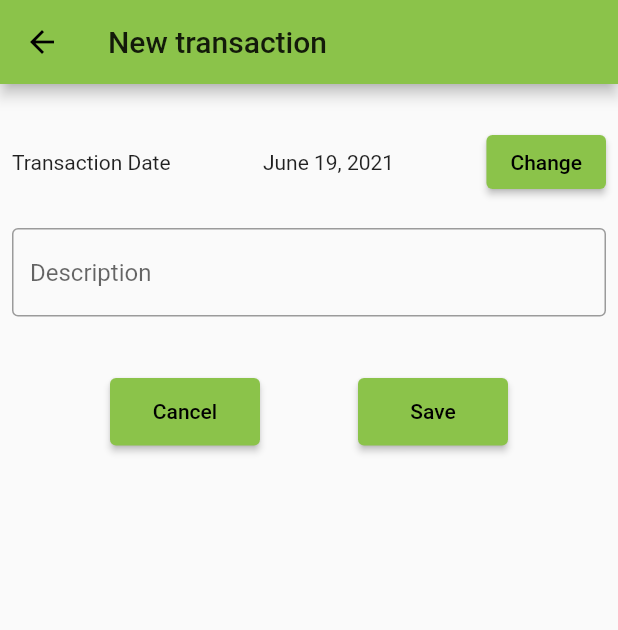
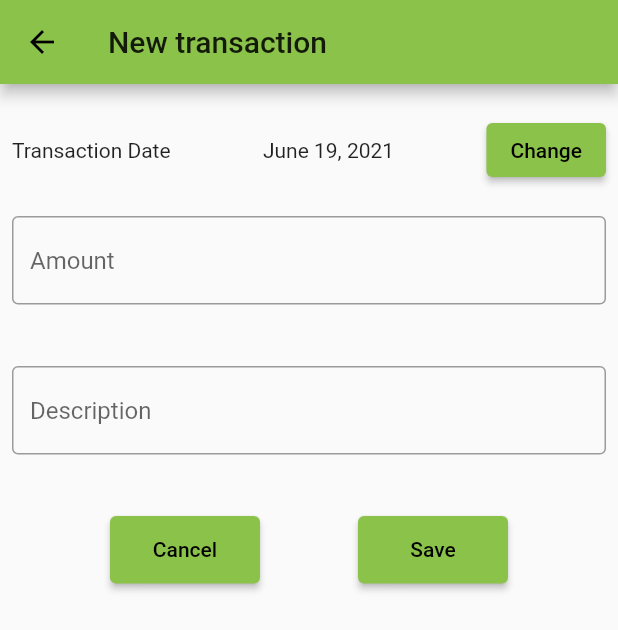
Before and after one commit to anoopramanujam/butterfly_finance, a Flutter app: the TransactionScreen screen opened directly, on a phone screen of 412 x 824 dp. Shown: the top 630 px of the screen. Run offline on Flutter 3.47's test engine with Material 2 defaults, Android fonts, the phone set to English and light mode, and no system bars.

Commit message:
Add new transaction screen

```diff
--- a/lib/common/my_date_picker.dart
+++ b/lib/common/my_date_picker.dart
@@ -2,9 +2,10 @@ import 'package:flutter/material.dart';
 import '../../utils/constants.dart';
 
 class MyDatePicker extends StatelessWidget {
-  MyDatePicker({Key? key, required this.onDateChange});
+  MyDatePicker(
+      {Key? key, required this.onDateChange, required this.selectedDate});
 
-  final DateTime selectedDate = DateTime.now();
+  final DateTime selectedDate;
   final Function onDateChange;
 
   Future<void> _selectDate(BuildContext context) async {
--- a/lib/common/my_textfield.dart
+++ b/lib/common/my_textfield.dart
@@ -2,23 +2,29 @@ import 'package:flutter/material.dart';
 import '../utils/constants.dart';
 
 class MyTextField extends StatelessWidget {
-  MyTextField({Key? key, this.hintText = '', required this.controller})
+  MyTextField(
+      {Key? key,
+      this.hintText = '',
+      required this.controller,
+      this.isNumeric = false})
       : super(key: key);
 
   final TextEditingController controller;
   final hintText;
+  final isNumeric;
 
   @override
   Widget build(BuildContext context) {
     return SizedBox(
       height: Constants.textFieldHeight,
+      width: double.infinity,
       child: TextField(
-        controller: controller,
-        decoration: InputDecoration(
-          border: OutlineInputBorder(),
-          hintText: hintText,
-        ),
-      ),
+          controller: controller,
+          decoration: InputDecoration(
+            border: OutlineInputBorder(),
+            hintText: hintText,
+          ),
+          keyboardType: isNumeric ? TextInputType.number : TextInputType.text),
     );
   }
 }
--- a/lib/screens/transactions/transaction_screen.dart
+++ b/lib/screens/transactions/transaction_screen.dart
@@ -24,15 +24,16 @@ class _TransactionScreenState extends State<TransactionScreen> {
   @override
   Widget build(BuildContext context) {
     final _descriptionController = TextEditingController();
+    final _amountController = TextEditingController();
 
     return Scaffold(
         appBar: AppBar(
           title: Text(Constants.titleTransaction),
         ),
         body: Padding(
-          padding: const EdgeInsets.all(8.0),
+          padding: EdgeInsets.symmetric(
+              horizontal: Constants.paddingWidth, vertical: 0),
           child: Column(
-            // mainAxisAlignment: MainAxisAlignment.spaceEvenly,
             children: [
               SizedBox(
                 height: Constants.dividerHeight,
@@ -40,35 +41,39 @@ class _TransactionScreenState extends State<TransactionScreen> {
               Row(
                 mainAxisAlignment: MainAxisAlignment.spaceBetween,
                 children: [
-                  Text('Transaction Date'),
+                  Text(Constants.labelTxnDate),
                   Text(DateFormat.yMMMMd().format(_txnDate)),
                   MyDatePicker(
+                    selectedDate: _txnDate,
                     onDateChange: (selectedDate) {
-                      //_txnDate = selectedDate;
-                      //print('Selected ' + selectedDate.toString());
                       _changeDate(selectedDate);
                     },
-                  )
+                  ),
                 ],
               ),
               SizedBox(
                 height: Constants.dividerHeight,
               ),
               MyTextField(
+                controller: _amountController,
+                hintText: Constants.labelTxnAmount,
+                isNumeric: true,
+              ),
+              MyTextField(
                 controller: _descriptionController,
-                hintText: 'Description',
+                hintText: Constants.labelTxnDesc,
               ),
               Row(
                 mainAxisAlignment: MainAxisAlignment.spaceEvenly,
                 children: [
                   MyButton(
-                    label: 'Cancel',
+                    label: Constants.btnCancel,
                     onPressed: () {
                       Navigator.pop(context);
                     },
                   ),
                   MyButton(
-                    label: 'Save',
+                    label: Constants.btnSave,
                     onPressed: () {
                       print(_descriptionController.text +
                           ' on ' +
--- a/lib/utils/constants.dart
+++ b/lib/utils/constants.dart
@@ -3,6 +3,13 @@ class Constants {
   static const titleHome = 'Butterfly Finance (Rel 3)';
   static const titleTransaction = 'New transaction';
   static const datePickerLabel = 'Change';
+
+  static const labelTxnDate = 'Transaction Date';
+  static const labelTxnAmount = 'Amount';
+  static const labelTxnDesc = 'Description';
+
+  static const btnSave = 'Save';
+  static const btnCancel = 'Cancel';
 
 // padding
   static const paddingHeight = 8.0;
```
